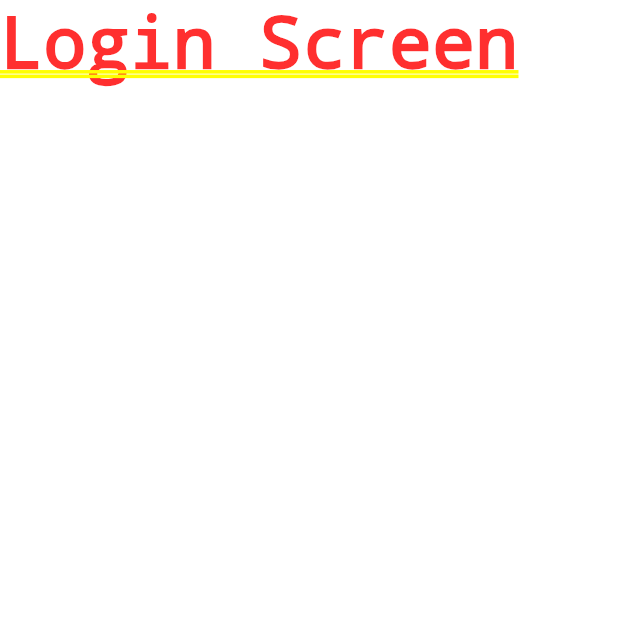
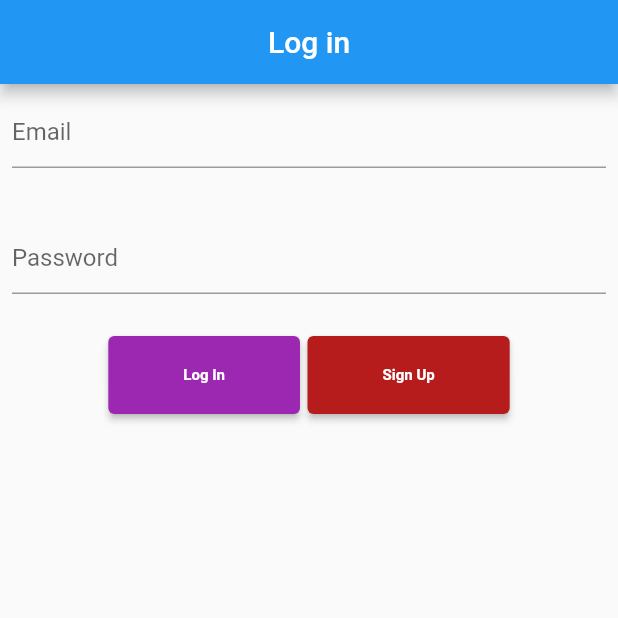
Before and after one commit to mdshadatrahman/gametour_flutter, a Flutter app: the screen it shows after launch, on a phone screen of 412 x 824 dp, the top half of it. Run offline on Flutter 3.47's test engine with Material 2 defaults, Android fonts, the light colour scheme and no system bars; our stand-ins replace firebase_auth, firebase_core; accounts and stored records are empty.

Commit message:
signin and signup

```diff
--- a/lib/main.dart
+++ b/lib/main.dart
@@ -1,6 +1,9 @@
+import 'package:firebase_core/firebase_core.dart';
 import 'package:flutter/material.dart';
 import 'package:gametour/src/app.dart';
 
-void main() {
+void main() async {
+  WidgetsFlutterBinding.ensureInitialized();
+  await Firebase.initializeApp();
   runApp(App());
 }
--- a/lib/src/screens/login.dart
+++ b/lib/src/screens/login.dart
@@ -1,4 +1,6 @@
+import 'package:firebase_auth/firebase_auth.dart';
 import 'package:flutter/material.dart';
+import 'package:gametour/src/screens/home.dart';
 
 class LoginScreen extends StatefulWidget {
   @override
@@ -6,10 +8,88 @@ class LoginScreen extends StatefulWidget {
 }
 
 class _LoginScreenState extends State<LoginScreen> {
+  String _email, _password;
+  final auth = FirebaseAuth.instance;
+
   @override
   Widget build(BuildContext context) {
-    return Container(
-      child: Text("Login Screen"),
+    return Scaffold(
+      appBar: AppBar(
+        title: Text('Log in'),
+        centerTitle: true,
+      ),
+      body: Column(
+        children: [
+          Padding(
+            padding: const EdgeInsets.all(8.0),
+            child: TextField(
+              decoration: InputDecoration(hintText: 'Email'),
+              keyboardType: TextInputType.emailAddress,
+              onChanged: (value) {
+                setState(() {
+                  _email = value.trim();
+                });
+              },
+            ),
+          ),
+          SizedBox(
+            height: 20,
+          ),
+          Padding(
+            padding: const EdgeInsets.all(8.0),
+            child: TextField(
+              decoration: InputDecoration(hintText: 'Password'),
+              obscureText: true,
+              onChanged: (value) {
+                setState(() {
+                  _password = value;
+                });
+              },
+            ),
+          ),
+          SizedBox(
+            height: 20,
+          ),
+          Row(
+            mainAxisAlignment: MainAxisAlignment.center,
+            children: [
+              ElevatedButton(
+                child: Text('Log In'),
+                onPressed: () {
+                  auth.signInWithEmailAndPassword(
+                      email: _email, password: _password);
+                  Navigator.of(context).pushReplacement(
+                      MaterialPageRoute(builder: (context) => HomeScreen()));
+                },
+                style: ElevatedButton.styleFrom(
+                  primary: Colors.purple[500],
+                  padding: EdgeInsets.symmetric(horizontal: 50, vertical: 20),
+                  textStyle:
+                      TextStyle(fontSize: 10, fontWeight: FontWeight.bold),
+                ),
+              ),
+              SizedBox(
+                width: 5,
+              ),
+              ElevatedButton(
+                child: Text('Sign Up'),
+                onPressed: () {
+                  auth.createUserWithEmailAndPassword(
+                      email: _email, password: _password);
+                  Navigator.of(context).pushReplacement(
+                      MaterialPageRoute(builder: (context) => HomeScreen()));
+                },
+                style: ElevatedButton.styleFrom(
+                  primary: Colors.red[900],
+                  padding: EdgeInsets.symmetric(horizontal: 50, vertical: 20),
+                  textStyle:
+                      TextStyle(fontSize: 10, fontWeight: FontWeight.bold),
+                ),
+              ),
+            ],
+          ),
+        ],
+      ),
     );
   }
 }
```
Also changed, not shown: lib/src/screens/home.dart (+18 -1 lines).
